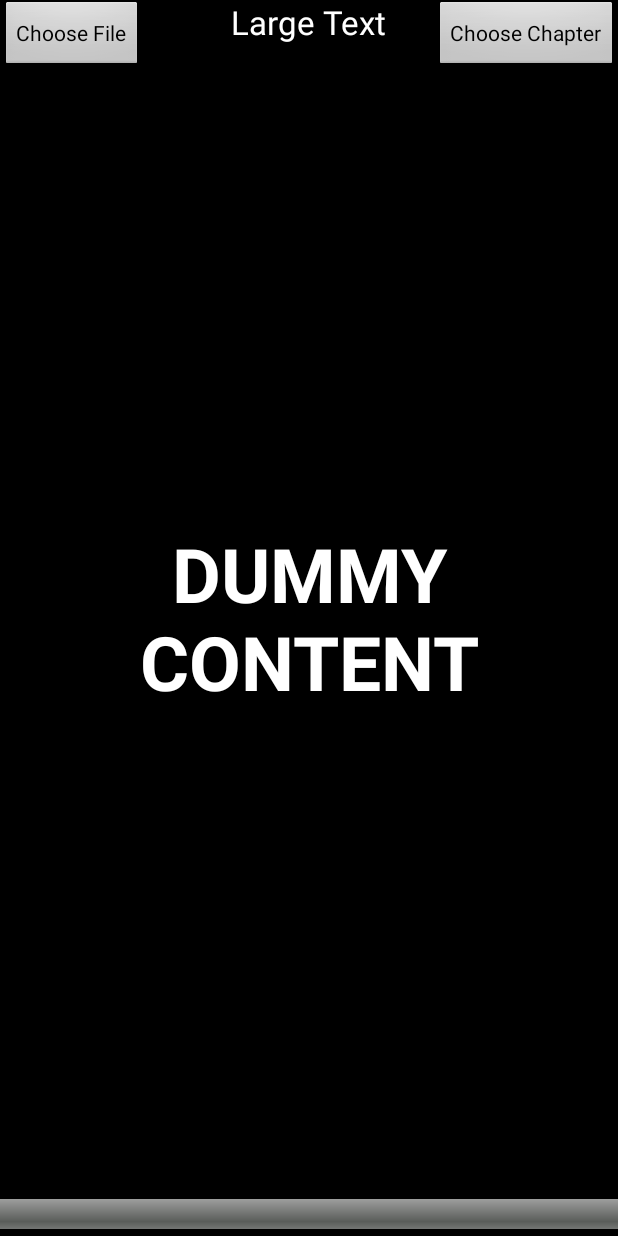
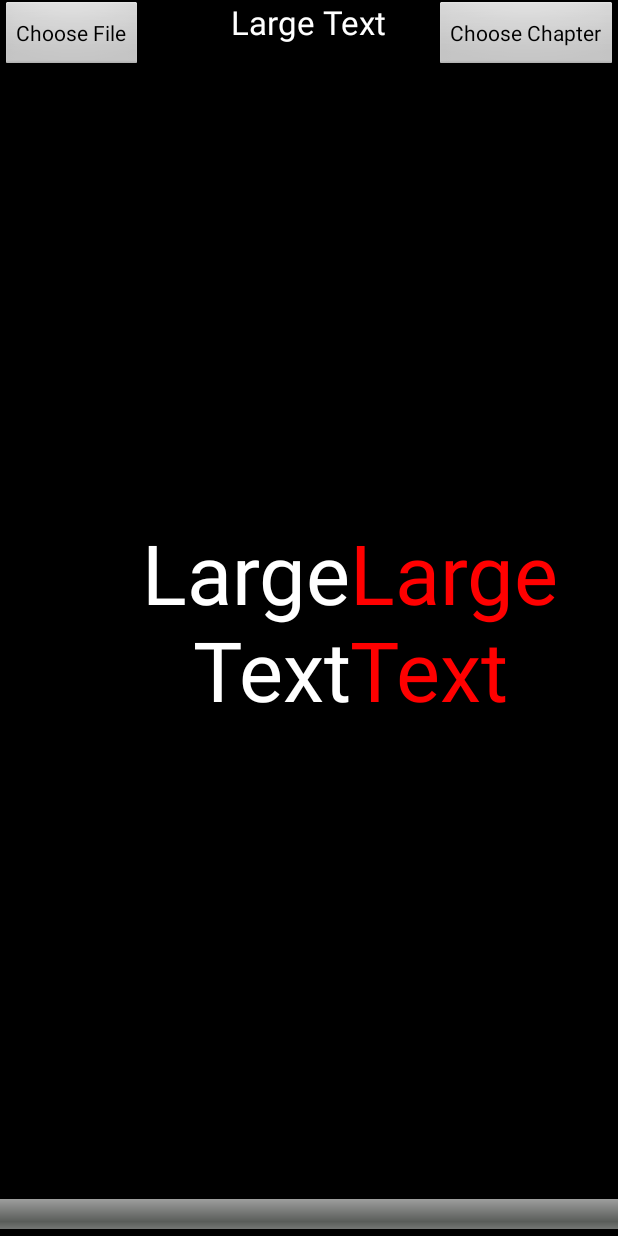
Before and after one commit to arpheno/dontblink, an Android app: the screen it shows after launch (FullscreenActivity), on a phone screen of 412 x 824 dp. Run offline under Robolectric (Android 15) with nearby library versions, the phone set to English and light mode, and no system bars.

Commit message:
Text now centered around 350 px

```diff
--- a/app/src/main/java/com/arphen/ownspritz/app/FullscreenActivity.java
+++ b/app/src/main/java/com/arphen/ownspritz/app/FullscreenActivity.java
@@ -42,7 +42,7 @@ public class FullscreenActivity extends Activity implements GestureDetector.OnGe
     private int width;
     private float wpm;
     private TextView wpmtv;
-    private TextView tv;
+    private SpritzView tv;
     private SeekBar sb;
     private boolean m_running;
     private String[] m_content;
@@ -61,7 +61,7 @@ public class FullscreenActivity extends Activity implements GestureDetector.OnGe
         super.onCreate(savedInstanceState);
         setContentView(R.layout.activity_fullscreen);
         wpmtv=(TextView)findViewById(R.id.wpmtv);
-        tv= (TextView) findViewById(R.id.fullscreen_content);
+        tv= (SpritzView) findViewById(R.id.spritzview);
         sb = (SeekBar) findViewById(R.id.seekBar);
         chpter = (Button) findViewById(R.id.chapter);
         gestureScanner = new GestureDetector(this);
@@ -200,6 +200,8 @@ public class FullscreenActivity extends Activity implements GestureDetector.OnGe
             tv.setText(m_content[m_pos]);
         }
     };
+
+
     @Override
     public boolean onDown(MotionEvent motionEvent) {
 return false;    }
--- /dev/null
+++ b/app/src/main/java/com/arphen/ownspritz/app/SpritzView.java
@@ -0,0 +1,57 @@
+package com.arphen.ownspritz.app;
+
+import android.content.Context;
+import android.graphics.Canvas;
+import android.util.AttributeSet;
+import android.view.LayoutInflater;
+import android.widget.RelativeLayout;
+import android.widget.TextView;
+
+public class SpritzView extends RelativeLayout{
+    private TextView left;
+    private TextView middle;
+    private TextView right;
+
+    public SpritzView(Context context, AttributeSet attrs) {
+        super(context, attrs);
+        LayoutInflater.from(context).inflate(R.layout.spritzview, this, true);
+        left= (TextView) findViewById(R.id.textView);
+        middle= (TextView) findViewById(R.id.textView2);
+        right= (TextView) findViewById(R.id.textView3);
+    }
+    public void setText(String word){
+        int piv=m_getpivot(word);
+        left.setText(word.substring(0,piv));
+        middle.setText(word.substring(piv,piv+1));
+        right.setText(word.substring(piv+1));
+    }
+    private int m_getpivot(String s) {
+        switch (s.length()) {
+            case 0:
+            case 1:
+                return 0;
+            case 2:
+            case 3:
+            case 4:
+            case 5:
+                return 1;
+            case 6:
+            case 7:
+            case 8:
+            case 9:
+                return 2;
+            case 10:
+            case 11:
+            case 12:
+            case 13:
+                return 3;
+            default:
+                return 4;
+        }
+    }
+
+    protected void onDraw (Canvas canvas) {
+        super.onDraw(canvas);
+    }
+
+}
--- a/app/src/main/res/layout/activity_fullscreen.xml
+++ b/app/src/main/res/layout/activity_fullscreen.xml
@@ -17,7 +17,7 @@
         android:id="@+id/wpmtv"
         android:layout_gravity="center_horizontal|top" />
 
-    <TextView android:id="@+id/fullscreen_content"
+    <!--TextView android:id="@+id/fullscreen_content"
         android:layout_width="600dp"
         android:layout_height="137dp"
         android:keepScreenOn="true"
@@ -26,7 +26,14 @@
         android:textSize="50sp"
         android:gravity="center"
         android:text="@string/dummy_content"
-        android:layout_gravity="center" />
+        android:layout_gravity="center"
+        android:textAlignment="gravity" /-->
+    <com.arphen.ownspritz.app.SpritzView
+        android:id="@+id/spritzview"
+        android:layout_width="match_parent"
+        android:layout_height="134dp"
+        android:gravity="center|center_vertical"
+        android:layout_gravity="center_vertical" />
 
     <SeekBar
         android:layout_width="500dp"
@@ -48,6 +55,8 @@
         android:id="@+id/chapter"
         android:layout_gravity="right|top" />
 
+
+
     <!-- This FrameLayout insets its children based on system windows using
          android:fitsSystemWindows. -->
     </FrameLayout>
--- /dev/null
+++ b/app/src/main/res/layout/spritzview.xml
@@ -0,0 +1,34 @@
+<?xml version="1.0" encoding="utf-8"?>
+<merge xmlns:android="http://schemas.android.com/apk/res/android">
+
+    <TextView
+        android:layout_height="wrap_content"
+        android:textAppearance="?android:attr/textAppearanceLarge"
+        android:text="Large Text"
+        android:textSize="25pt"
+        android:gravity="right"
+        android:id="@+id/textView"
+        android:layout_gravity="center_vertical"
+        android:layout_width="350px" />
+
+    <TextView
+        android:layout_height="wrap_content"
+        android:textAppearance="?android:attr/textAppearanceLarge"
+        android:text="Large Text"
+        android:textSize="25pt"
+        android:textColor="#FF0000"
+        android:id="@+id/textView2"
+        android:layout_gravity="center_vertical"
+        android:layout_width="wrap_content"
+        android:layout_toRightOf="@id/textView"/>
+
+    <TextView
+        android:layout_height="wrap_content"
+        android:textAppearance="?android:attr/textAppearanceLarge"
+        android:textSize="25pt"
+        android:text="Large Text"
+        android:id="@+id/textView3"
+        android:layout_gravity="center_vertical"
+        android:layout_width="350px"
+        android:layout_toRightOf="@id/textView2"/>
+</merge>
```
